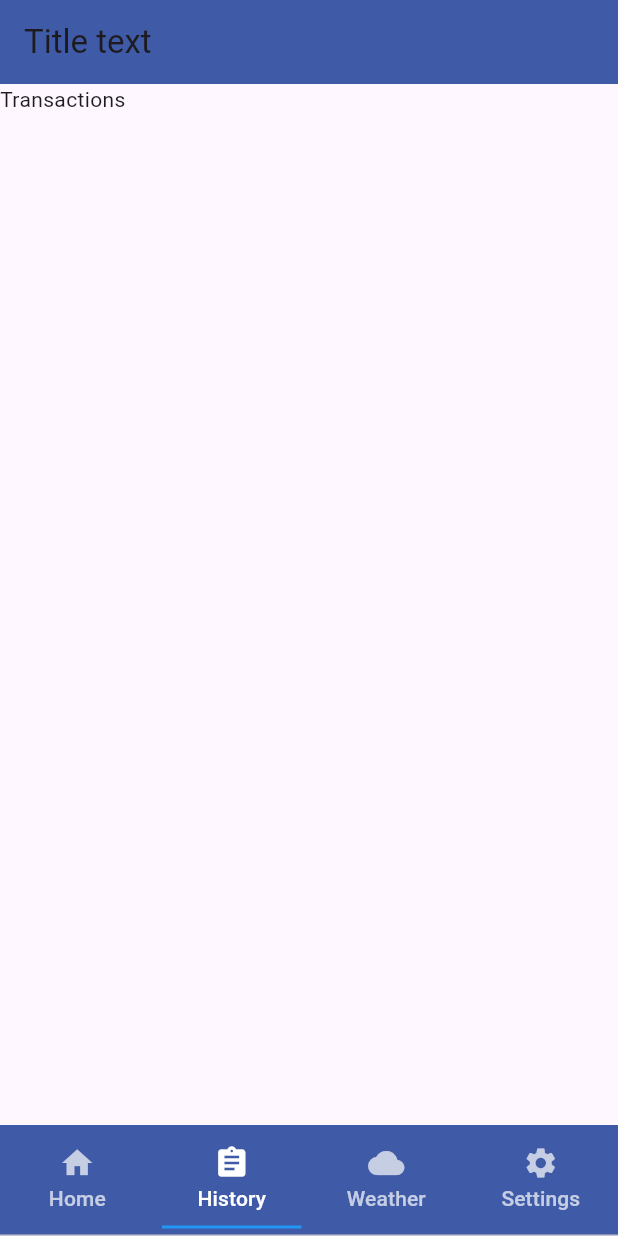
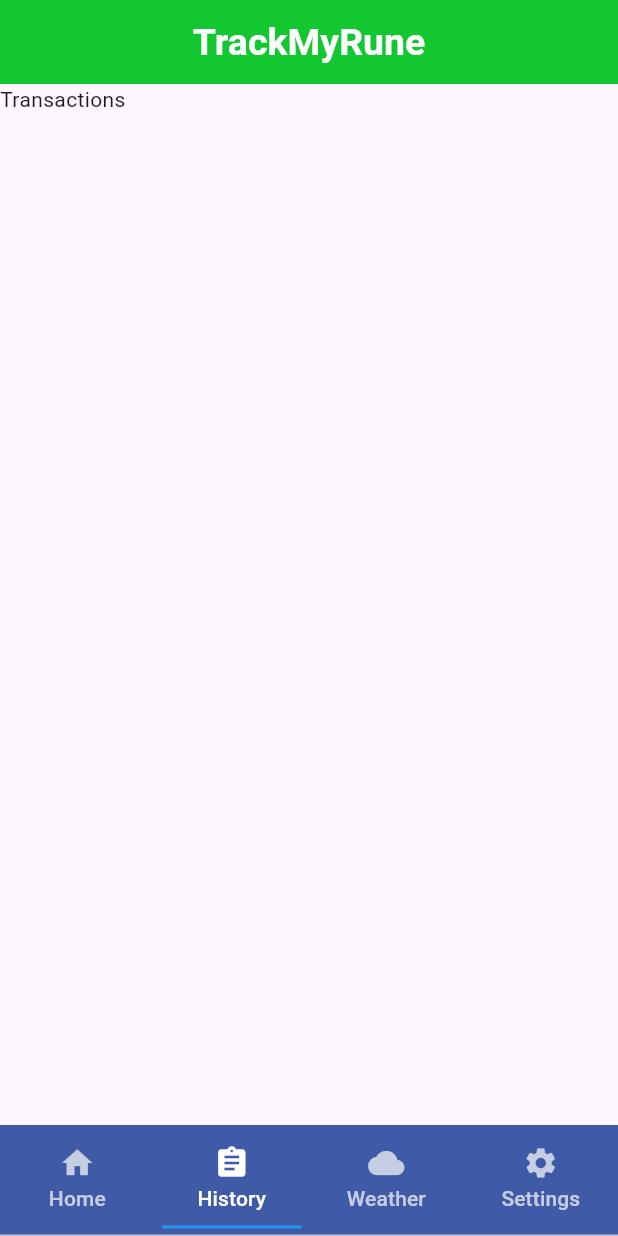
Before and after one commit to beernardoc/Track-My-Run, a Flutter app: the screen it shows after launch, item 2 of the bottom bar chosen, on a phone screen of 412 x 824 dp. Run offline on Flutter 3.47's test engine with Material 3 defaults, Android fonts, the phone set to English and light mode, and no system bars; our stand-ins replace flutter_map, google_maps_flutter, latlong2, location; missing offline and left inert: flutter_map_cancellable_tile_provider.

```diff
--- a/projeto/lib/pages/homePage.dart
+++ b/projeto/lib/pages/homePage.dart
@@ -11,13 +11,6 @@ class HomePage extends StatefulWidget {
 }
 
 class _HomePageState extends State<HomePage> {
-  int _counter = 0;
-
-  void _incrementCounter() {
-    setState(() {
-      _counter++;
-    });
-  }
 
   @override
     Widget build(BuildContext context) {
@@ -26,8 +19,17 @@ class _HomePageState extends State<HomePage> {
           length: 4,
           child: Scaffold(
             appBar: AppBar(
-              backgroundColor: Color(0xFF3F5AA6),
-              title: Text("Title text"),
+              // ignore: prefer_const_constructors
+              backgroundColor: Color.fromARGB(255, 19, 199, 49),
+
+              // ignore: prefer_const_constructors
+              title: Text("TrackMyRune"),
+              centerTitle: true,
+              titleTextStyle: const TextStyle(
+                fontSize: 25,
+                fontWeight: FontWeight.bold,
+              ),
+
             ),
             bottomNavigationBar: menu(),
             body: TabBarView(
--- a/projeto/pubspec.yaml
+++ b/projeto/pubspec.yaml
@@ -38,6 +38,8 @@ dependencies:
   flutter_polyline_points: ^2.0.0
   location: ^5.0.3
   sqflite: ^2.3.2
+  google_maps_flutter_web: ^0.5.6+2
+  google_maps_flutter: ^2.6.0
 
 
 
```
Also changed, not shown: projeto/lib/pages/mapPage.dart (+33 -41 lines), projeto/assets/images/person_marker.png (added), projeto/pubspec.lock, 2 other files.
